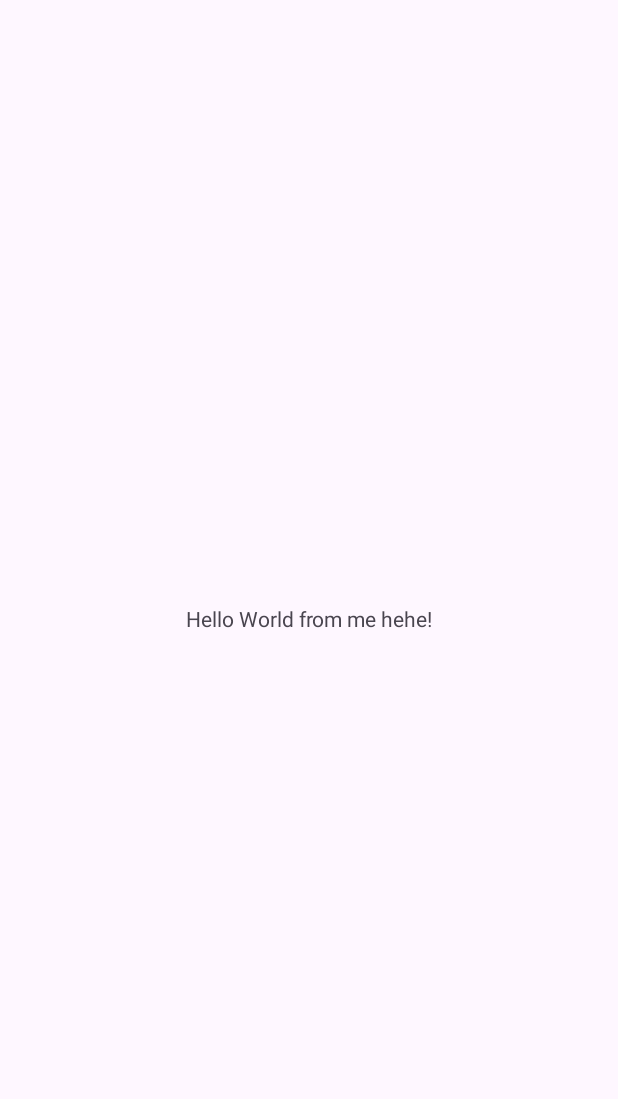
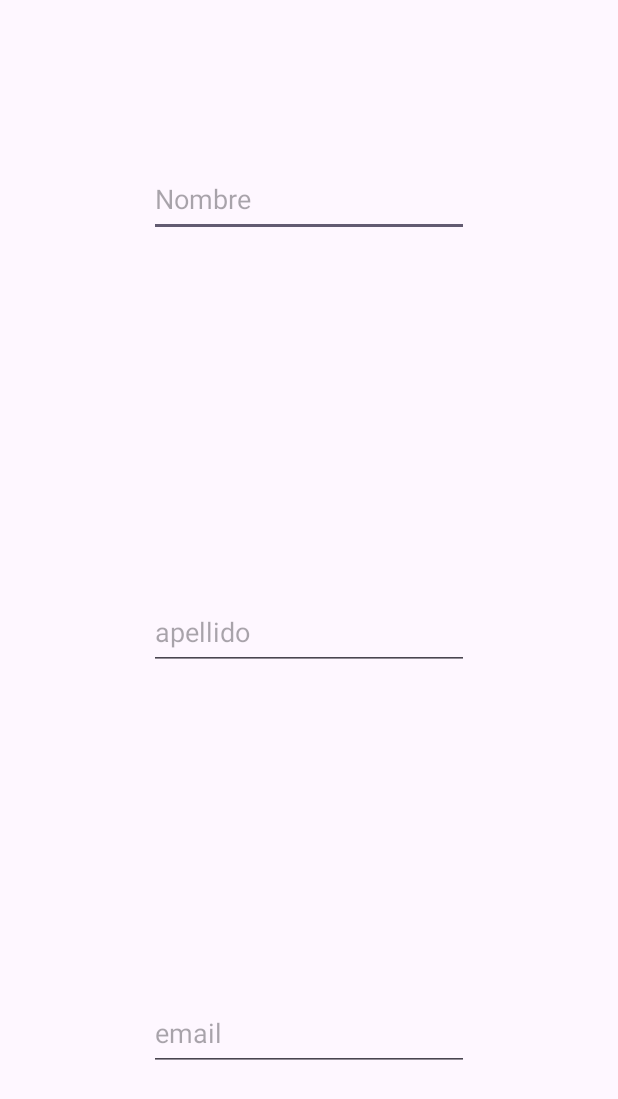
Before and after one commit to mimarchant/my_first_android_app, an Android app: the screen it shows after launch (MainActivity), on a phone screen of 412 x 824 dp. Before the commit the part shown is almost empty. Shown: the top 1099 px of the screen. Run offline under Robolectric (Android 15) with nearby library versions, the phone set to English and light mode, and no system bars.

Commit message:
primer commit individual 2

```diff
--- a/app/build.gradle
+++ b/app/build.gradle
@@ -23,8 +23,8 @@ android {
         }
     }
     compileOptions {
-        sourceCompatibility JavaVersion.VERSION_1_8
-        targetCompatibility JavaVersion.VERSION_1_8
+        sourceCompatibility JavaVersion.VERSION_11
+        targetCompatibility JavaVersion.VERSION_11
     }
 }
 
--- a/app/src/main/java/com/example/myfirstapp/MainActivity.java
+++ b/app/src/main/java/com/example/myfirstapp/MainActivity.java
@@ -3,12 +3,33 @@ package com.example.myfirstapp;
 import androidx.appcompat.app.AppCompatActivity;
 
 import android.os.Bundle;
+import android.widget.TextView;
 
 public class MainActivity extends AppCompatActivity {
+
+
+
 
     @Override
     protected void onCreate(Bundle savedInstanceState) {
         super.onCreate(savedInstanceState);
         setContentView(R.layout.activity_main);
+
+
+    }
+
+
+    private int calcular(String numeros) {
+        if (numeros.isEmpty()) {
+            return 0;
+        }
+
+        String[] nums = numeros.split(",");
+        int sum  = 0;
+        for (int i = 0; i < nums.length; i++) {
+            sum += Integer.valueOf(nums[i]);
+        }
+
+        return sum;
     }
 }
--- a/app/src/main/res/layout/activity_main.xml
+++ b/app/src/main/res/layout/activity_main.xml
@@ -4,15 +4,48 @@
     xmlns:tools="http://schemas.android.com/tools"
     android:layout_width="match_parent"
     android:layout_height="match_parent"
+    android:padding="24dp"
     tools:context=".MainActivity">
 
-    <TextView
+    <EditText
+        android:id="@+id/editTextName"
         android:layout_width="wrap_content"
-        android:layout_height="wrap_content"
-        android:text="Hello World from me hehe!"
+        android:layout_height="50dp"
+        android:ems="10"
+        android:hint="@string/nombre"
+        android:inputType="text"
         app:layout_constraintBottom_toBottomOf="parent"
         app:layout_constraintEnd_toEndOf="parent"
+        app:layout_constraintHorizontal_bias="0.502"
         app:layout_constraintStart_toStartOf="parent"
-        app:layout_constraintTop_toTopOf="parent" />
+        app:layout_constraintTop_toTopOf="parent"
+        app:layout_constraintVertical_bias="0.116" />
 
+    <EditText
+        android:id="@+id/editTextLastName"
+        android:layout_width="wrap_content"
+        android:layout_height="50dp"
+        android:ems="10"
+        android:hint="@string/apellido"
+        android:inputType="text"
+        app:layout_constraintBottom_toBottomOf="parent"
+        app:layout_constraintEnd_toEndOf="parent"
+        app:layout_constraintHorizontal_bias="0.502"
+        app:layout_constraintStart_toStartOf="parent"
+        app:layout_constraintTop_toBottomOf="@+id/editTextName"
+        app:layout_constraintVertical_bias="0.403" />
+
+    <EditText
+        android:id="@+id/editTextEmail"
+        android:layout_width="wrap_content"
+        android:layout_height="50dp"
+        android:ems="10"
+        android:hint="@string/email"
+        android:inputType="textEmailAddress"
+        app:layout_constraintBottom_toBottomOf="parent"
+        app:layout_constraintEnd_toEndOf="parent"
+        app:layout_constraintHorizontal_bias="0.502"
+        app:layout_constraintStart_toStartOf="parent"
+        app:layout_constraintTop_toBottomOf="@+id/editTextLastName"
+        app:layout_constraintVertical_bias="0.716" />
 </androidx.constraintlayout.widget.ConstraintLayout>
--- a/app/src/main/res/values/strings.xml
+++ b/app/src/main/res/values/strings.xml
@@ -1,3 +1,6 @@
 <resources>
     <string name="app_name">my first app</string>
+    <string name="nombre">Nombre</string>
+    <string name="apellido">apellido</string>
+    <string name="email">email</string>
 </resources>
```
